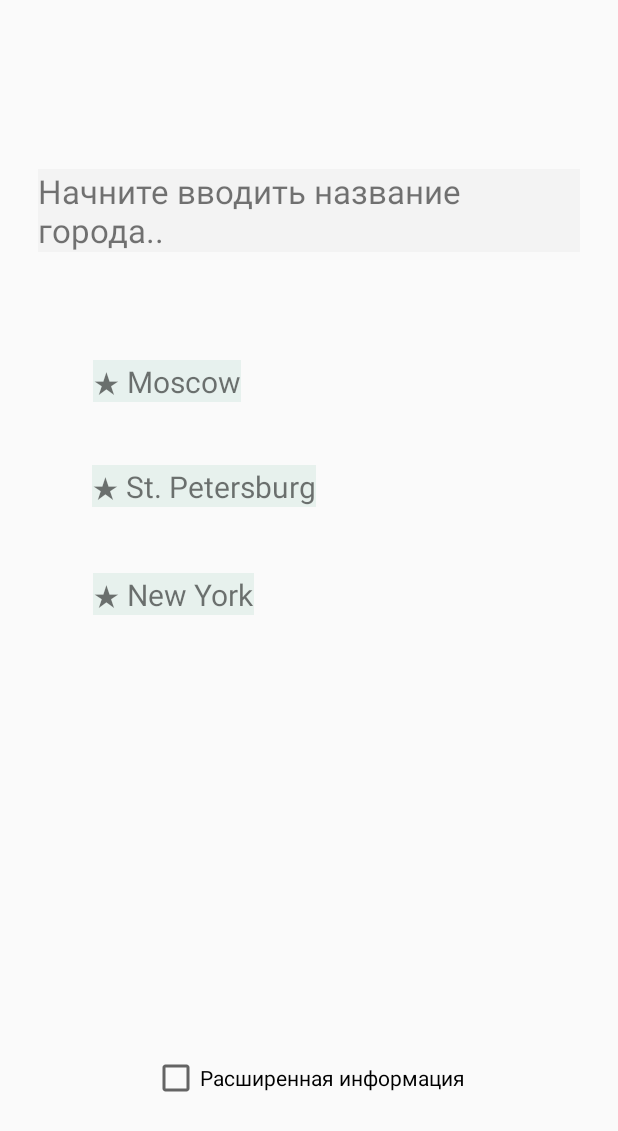
After one commit to mpolyakov/android_basic, an Android app: the layout change_city.xml on its own in the app's theme, with its tools: preview values and no code run, on a phone screen of 412 x 824 dp. The commit adds this screen. Shown: the top 1131 px of the screen. Run offline under Robolectric (Android 15) with nearby library versions, the phone set to English and light mode, and no system bars.

Commit message:
hw lesson2. добавлена страница выбора города

```diff
--- a/hw1lesson1/app/src/main/res/layout/activity_main.xml
+++ b/hw1lesson1/app/src/main/res/layout/activity_main.xml
@@ -29,19 +29,7 @@
         app:layout_constraintTop_toTopOf="parent"
         app:layout_constraintVertical_bias="0.105" />
 
-    <Switch
-        android:id="@+id/switch1"
-        android:layout_width="wrap_content"
-        android:layout_height="wrap_content"
-        android:text="@string/nightmode"
-        tools:layout_editor_absoluteX="104dp"
-        tools:layout_editor_absoluteY="655dp"
-        app:layout_constraintBottom_toBottomOf="parent"
-        app:layout_constraintHorizontal_bias="0.498"
-        app:layout_constraintLeft_toLeftOf="parent"
-        app:layout_constraintRight_toRightOf="parent"
-        app:layout_constraintTop_toTopOf="parent"
-        app:layout_constraintVertical_bias="0.962"/>
+
 
     <ImageView
         android:id="@+id/imageView"
--- /dev/null
+++ b/hw1lesson1/app/src/main/res/layout/change_city.xml
@@ -0,0 +1,97 @@
+<?xml version="1.0" encoding="utf-8"?>
+<androidx.constraintlayout.widget.ConstraintLayout
+    xmlns:android="http://schemas.android.com/apk/res/android"
+    xmlns:app="http://schemas.android.com/apk/res-auto"
+    xmlns:tools="http://schemas.android.com/tools"
+    android:layout_width="match_parent"
+    android:layout_height="match_parent"
+    android:layout_margin="25dp">
+
+    <TextView
+        android:id="@+id/textView2"
+        android:layout_width="wrap_content"
+        android:layout_height="wrap_content"
+        android:layout_marginStart="8dp"
+        android:layout_marginTop="8dp"
+        android:layout_marginEnd="8dp"
+        android:layout_marginBottom="8dp"
+        android:background="#0F8D8B8B"
+        android:text="Начните вводить название города.."
+        android:textSize="22dp"
+        app:layout_constraintBottom_toBottomOf="parent"
+        app:layout_constraintEnd_toEndOf="parent"
+        app:layout_constraintStart_toStartOf="parent"
+        app:layout_constraintTop_toTopOf="parent"
+        app:layout_constraintVertical_bias="0.113" />
+
+    <CheckBox
+        android:id="@+id/checkBox"
+        android:layout_width="wrap_content"
+        android:layout_height="wrap_content"
+        android:layout_marginStart="8dp"
+        android:layout_marginTop="8dp"
+        android:layout_marginEnd="8dp"
+        android:layout_marginBottom="8dp"
+        android:text="Расширенная информация"
+        app:layout_constraintBottom_toBottomOf="parent"
+        app:layout_constraintEnd_toEndOf="parent"
+        app:layout_constraintHorizontal_bias="0.497"
+        app:layout_constraintStart_toStartOf="parent"
+        app:layout_constraintTop_toTopOf="parent"
+        app:layout_constraintVertical_bias="0.923" />
+
+    <TextView
+        android:id="@+id/textView3"
+        android:layout_width="wrap_content"
+        android:layout_height="wrap_content"
+        android:layout_marginStart="8dp"
+        android:layout_marginTop="8dp"
+        android:layout_marginEnd="8dp"
+        android:layout_marginBottom="8dp"
+        android:background="#19359979"
+        android:text="&#x2605; Moscow"
+        android:textSize="20dp"
+        app:layout_constraintBottom_toBottomOf="parent"
+        app:layout_constraintEnd_toEndOf="parent"
+        app:layout_constraintHorizontal_bias="0.116"
+        app:layout_constraintStart_toStartOf="parent"
+        app:layout_constraintTop_toTopOf="parent"
+        app:layout_constraintVertical_bias="0.283" />
+
+    <TextView
+        android:id="@+id/textView4"
+        android:layout_width="wrap_content"
+        android:layout_height="wrap_content"
+        android:layout_marginStart="8dp"
+        android:layout_marginTop="8dp"
+        android:layout_marginEnd="8dp"
+        android:layout_marginBottom="8dp"
+        android:background="#19359971"
+        android:text="&#x2605; St. Petersburg"
+        android:textSize="20dp"
+        app:layout_constraintBottom_toBottomOf="parent"
+        app:layout_constraintEnd_toEndOf="parent"
+        app:layout_constraintHorizontal_bias="0.144"
+        app:layout_constraintStart_toStartOf="parent"
+        app:layout_constraintTop_toTopOf="parent"
+        app:layout_constraintVertical_bias="0.379" />
+
+    <TextView
+        android:id="@+id/textView5"
+        android:layout_width="wrap_content"
+        android:layout_height="wrap_content"
+        android:layout_marginStart="8dp"
+        android:layout_marginTop="8dp"
+        android:layout_marginEnd="8dp"
+        android:layout_marginBottom="8dp"
+        android:background="#19359971"
+        android:text="&#x2605; New York"
+        android:textSize="20dp"
+        app:layout_constraintBottom_toBottomOf="parent"
+        app:layout_constraintEnd_toEndOf="parent"
+        app:layout_constraintHorizontal_bias="0.12"
+        app:layout_constraintStart_toStartOf="parent"
+        app:layout_constraintTop_toTopOf="parent"
+        app:layout_constraintVertical_bias="0.478" />
+
+</androidx.constraintlayout.widget.ConstraintLayout>
```
